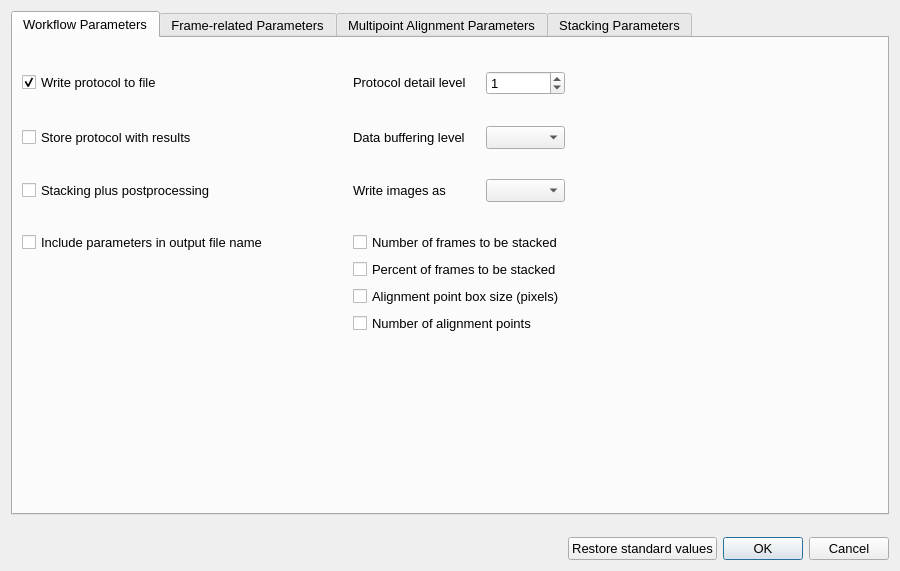
Above: planetary_system_stacker/parameter_configuration.ui from Rolf-Hempel/PlanetarySystemStacker before the change. Below: the same form after it.
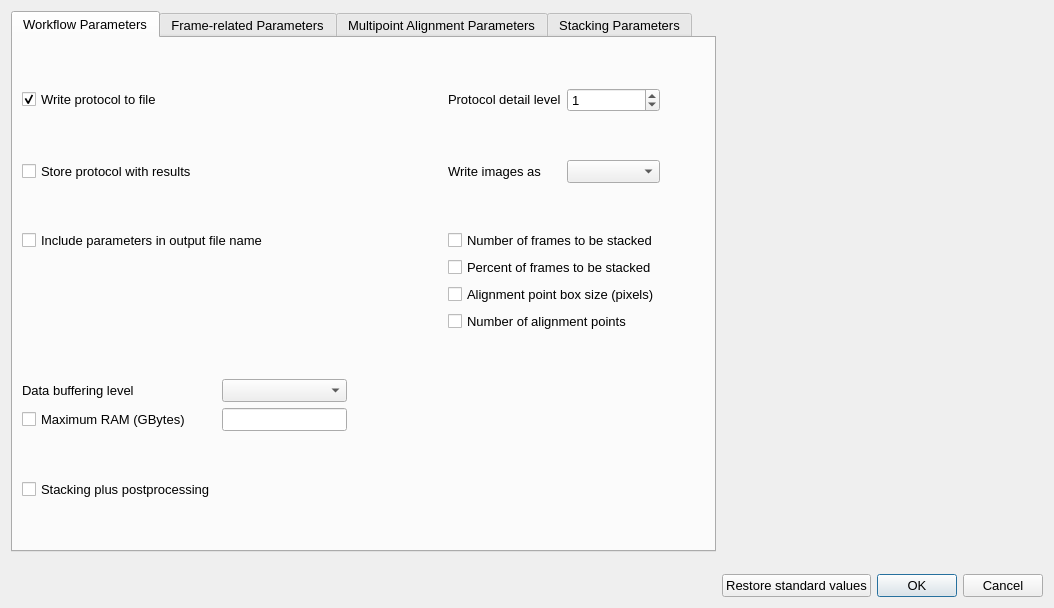
That is the form after the change. The open tabs and pages were chosen to show the change.

Commit message: Configuration GUI changed in Workflow tab

Diff of the .ui file:
```diff
--- a/planetary_system_stacker/parameter_configuration.ui
+++ b/planetary_system_stacker/parameter_configuration.ui
@@ -6,8 +6,8 @@
    <rect>
     <x>0</x>
     <y>0</y>
-    <width>900</width>
-    <height>571</height>
+    <width>1054</width>
+    <height>608</height>
    </rect>
   </property>
   <property name="font">
@@ -22,14 +22,27 @@
    <property name="verticalSpacing">
     <number>22</number>
    </property>
-   <item row="1" column="2" colspan="2">
+   <item row="2" column="0">
+    <spacer name="horizontalSpacer">
+     <property name="orientation">
+      <enum>Qt::Horizontal</enum>
+     </property>
+     <property name="sizeHint" stdset="0">
+      <size>
+       <width>40</width>
+       <height>20</height>
+      </size>
+     </property>
+    </spacer>
+   </item>
+   <item row="2" column="2" colspan="2">
     <widget class="QDialogButtonBox" name="buttonBox">
      <property name="standardButtons">
       <set>QDialogButtonBox::Cancel|QDialogButtonBox::Ok</set>
      </property>
     </widget>
    </item>
-   <item row="1" column="1">
+   <item row="2" column="1">
     <widget class="QPushButton" name="restore_standard_values">
      <property name="toolTip">
       <string>Reset parameters to original values. In most cases they should give satisfactory results.</string>
@@ -39,21 +52,20 @@
      </property>
     </widget>
    </item>
-   <item row="1" column="0">
-    <spacer name="horizontalSpacer">
-     <property name="orientation">
-      <enum>Qt::Horizontal</enum>
-     </property>
-     <property name="sizeHint" stdset="0">
-      <size>
-       <width>40</width>
-       <height>20</height>
-      </size>
-     </property>
-    </spacer>
-   </item>
-   <item row="0" column="0" colspan="4">
+   <item row="0" column="0">
     <widget class="QTabWidget" name="tabWidget">
+     <property name="sizePolicy">
+      <sizepolicy hsizetype="MinimumExpanding" vsizetype="Expanding">
+       <horstretch>0</horstretch>
+       <verstretch>0</verstretch>
+      </sizepolicy>
+     </property>
+     <property name="minimumSize">
+      <size>
+       <width>700</width>
+       <height>0</height>
+      </size>
+     </property>
      <property name="currentIndex">
       <number>1</number>
      </property>
@@ -61,8 +73,21 @@
       <attribute name="title">
        <string>Workflow Parameters</string>
       </attribute>
-      <layout class="QGridLayout" name="gridLayout" rowstretch="1,3,1,3,1,3,1,0,0,0,0,7" columnstretch="3,2,2,1,5">
-       <item row="0" column="0">
+      <layout class="QGridLayout" name="gridLayout" rowstretch="0,0,0,0,0,0,0,0,0,0,0,0,0,0,0,0,0,0,0,0" columnstretch="0,0,0,4,0,0,0,2">
+       <item row="11" column="1">
+        <spacer name="verticalSpacer_18">
+         <property name="orientation">
+          <enum>Qt::Vertical</enum>
+         </property>
+         <property name="sizeHint" stdset="0">
+          <size>
+           <width>20</width>
+           <height>40</height>
+          </size>
+         </property>
+        </spacer>
+       </item>
+       <item row="0" column="1">
         <spacer name="verticalSpacer_12">
          <property name="orientation">
           <enum>Qt::Vertical</enum>
@@ -75,96 +100,21 @@
          </property>
         </spacer>
        </item>
-       <item row="5" column="3">
-        <widget class="QComboBox" name="gpif_comboBox"/>
-       </item>
-       <item row="7" column="2" colspan="2">
+       <item row="7" column="5" colspan="2">
         <widget class="QCheckBox" name="nfs_checkBox">
          <property name="text">
           <string>Number of frames to be stacked</string>
          </property>
         </widget>
        </item>
-       <item row="6" column="0">
-        <spacer name="verticalSpacer_18">
-         <property name="orientation">
-          <enum>Qt::Vertical</enum>
-         </property>
-         <property name="sizeHint" stdset="0">
-          <size>
-           <width>20</width>
-           <height>40</height>
-          </size>
-         </property>
-        </spacer>
-       </item>
-       <item row="11" column="2">
-        <spacer name="verticalSpacer">
-         <property name="orientation">
-          <enum>Qt::Vertical</enum>
-         </property>
-         <property name="sizeHint" stdset="0">
-          <size>
-           <width>20</width>
-           <height>40</height>
-          </size>
-         </property>
-        </spacer>
-       </item>
-       <item row="7" column="0" colspan="2">
-        <widget class="QCheckBox" name="ipfn_checkBox">
-         <property name="toolTip">
-          <string>The user can choose which parameter values are encoded in the name of the stacking output file name.</string>
-         </property>
+       <item row="16" column="1">
+        <widget class="QCheckBox" name="mr_checkBox">
          <property name="text">
-          <string>Include parameters in output file name</string>
+          <string>Maximum RAM (GBytes)</string>
          </property>
         </widget>
        </item>
-       <item row="1" column="0">
-        <widget class="QCheckBox" name="gpwptf_checkBox">
-         <property name="toolTip">
-          <string>Append a protocol of this program execution to the text file &quot;PlanetarySystemStacker.log&quot; in the user's home directory.</string>
-         </property>
-         <property name="text">
-          <string>Write protocol to file</string>
-         </property>
-         <property name="checked">
-          <bool>true</bool>
-         </property>
-        </widget>
-       </item>
-       <item row="10" column="2" colspan="2">
-        <widget class="QCheckBox" name="nap_checkBox">
-         <property name="text">
-          <string>Number of alignment points</string>
-         </property>
-        </widget>
-       </item>
-       <item row="3" column="0">
-        <widget class="QCheckBox" name="gpspwr_checkBox">
-         <property name="toolTip">
-          <string>Check if for each job the corresponding protocol section should be stored along with the stacked image.</string>
-         </property>
-         <property name="text">
-          <string>Store protocol with results</string>
-         </property>
-        </widget>
-       </item>
-       <item row="3" column="4">
-        <spacer name="horizontalSpacer_2">
-         <property name="orientation">
-          <enum>Qt::Horizontal</enum>
-         </property>
-         <property name="sizeHint" stdset="0">
-          <size>
-           <width>40</width>
-           <height>20</height>
-          </size>
-         </property>
-        </spacer>
-       </item>
-       <item row="5" column="0">
+       <item row="18" column="1">
         <widget class="QCheckBox" name="spp_checkBox">
          <property name="toolTip">
           <string>Postprocess the stacked image immediately after stacking,
@@ -175,14 +125,7 @@
          </property>
         </widget>
        </item>
-       <item row="9" column="2" colspan="2">
-        <widget class="QCheckBox" name="apbs_checkBox">
-         <property name="text">
-          <string>Alignment point box size (pixels)</string>
-         </property>
-        </widget>
-       </item>
-       <item row="1" column="3">
+       <item row="1" column="6">
         <widget class="QSpinBox" name="gppl_spinBox">
          <property name="maximum">
           <number>2</number>
@@ -192,14 +135,83 @@
          </property>
         </widget>
        </item>
-       <item row="8" column="2" colspan="2">
+       <item row="8" column="5" colspan="2">
         <widget class="QCheckBox" name="pfs_checkBox">
          <property name="text">
           <string>Percent of frames to be stacked</string>
          </property>
         </widget>
        </item>
-       <item row="4" column="0">
+       <item row="16" column="2">
+        <widget class="QLineEdit" name="mr_lineEdit"/>
+       </item>
+       <item row="3" column="6">
+        <widget class="QComboBox" name="gpif_comboBox"/>
+       </item>
+       <item row="19" column="1">
+        <spacer name="verticalSpacer_20">
+         <property name="orientation">
+          <enum>Qt::Vertical</enum>
+         </property>
+         <property name="sizeHint" stdset="0">
+          <size>
+           <width>20</width>
+           <height>40</height>
+          </size>
+         </property>
+        </spacer>
+       </item>
+       <item row="10" column="5" colspan="2">
+        <widget class="QCheckBox" name="nap_checkBox">
+         <property name="text">
+          <string>Number of alignment points</string>
+         </property>
+        </widget>
+       </item>
+       <item row="3" column="1">
+        <widget class="QCheckBox" name="gpspwr_checkBox">
+         <property name="toolTip">
+          <string>Check if for each job the corresponding protocol section should be stored along with the stacked image.</string>
+         </property>
+         <property name="text">
+          <string>Store protocol with results</string>
+         </property>
+        </widget>
+       </item>
+       <item row="7" column="1" colspan="2">
+        <widget class="QCheckBox" name="ipfn_checkBox">
+         <property name="toolTip">
+          <string>The user can choose which parameter values are encoded in the name of the stacking output file name.</string>
+         </property>
+         <property name="text">
+          <string>Include parameters in output file name</string>
+         </property>
+        </widget>
+       </item>
+       <item row="9" column="5" colspan="2">
+        <widget class="QCheckBox" name="apbs_checkBox">
+         <property name="text">
+          <string>Alignment point box size (pixels)</string>
+         </property>
+        </widget>
+       </item>
+       <item row="17" column="1">
+        <spacer name="verticalSpacer">
+         <property name="orientation">
+          <enum>Qt::Vertical</enum>
+         </property>
+         <property name="sizeHint" stdset="0">
+          <size>
+           <width>20</width>
+           <height>40</height>
+          </size>
+         </property>
+        </spacer>
+       </item>
+       <item row="12" column="2">
+        <widget class="QComboBox" name="gpbl_combobox"/>
+       </item>
+       <item row="4" column="1">
         <spacer name="verticalSpacer_14">
          <property name="orientation">
           <enum>Qt::Vertical</enum>
@@ -212,7 +224,33 @@
          </property>
         </spacer>
        </item>
-       <item row="1" column="2">
+       <item row="2" column="1">
+        <spacer name="verticalSpacer_13">
+         <property name="orientation">
+          <enum>Qt::Vertical</enum>
+         </property>
+         <property name="sizeHint" stdset="0">
+          <size>
+           <width>20</width>
+           <height>40</height>
+          </size>
+         </property>
+        </spacer>
+       </item>
+       <item row="12" column="1">
+        <widget class="QLabel" name="gpbl_label_parameter">
+         <property name="toolTip">
+          <string>Level of data buffering, 0 for no buffering, 4 for buffering all frames and intermediate results.</string>
+         </property>
+         <property name="text">
+          <string>Data buffering level</string>
+         </property>
+         <property name="alignment">
+          <set>Qt::AlignLeading|Qt::AlignLeft|Qt::AlignVCenter</set>
+         </property>
+        </widget>
+       </item>
+       <item row="1" column="5">
         <widget class="QLabel" name="gppl_label_parameter">
          <property name="sizePolicy">
           <sizepolicy hsizetype="Preferred" vsizetype="Fixed">
@@ -231,20 +269,7 @@
          </property>
         </widget>
        </item>
-       <item row="3" column="1">
-        <spacer name="horizontalSpacer_3">
-         <property name="orientation">
-          <enum>Qt::Horizontal</enum>
-         </property>
-         <property name="sizeHint" stdset="0">
-          <size>
-           <width>40</width>
-           <height>20</height>
-          </size>
-         </property>
-        </spacer>
-       </item>
-       <item row="5" column="2">
+       <item row="3" column="5">
         <widget class="QLabel" name="gpif_label_parameter">
          <property name="toolTip">
           <string>Stacked and postprocessed images can be written either in &quot;png&quot;, &quot;tiff&quot; or &quot;fits&quot; format.</string>
@@ -257,34 +282,51 @@
          </property>
         </widget>
        </item>
-       <item row="3" column="2">
-        <widget class="QLabel" name="gpbl_label_parameter">
+       <item row="1" column="1">
+        <widget class="QCheckBox" name="gpwptf_checkBox">
          <property name="toolTip">
           <string>Level of data buffering, 0 for no buffering, 4 for buffering all frames and intermediate results.</string>
          </property>
          <property name="text">
-          <string>Data buffering level</string>
+          <string>Write protocol to file</string>
          </property>
-         <property name="alignment">
-          <set>Qt::AlignLeading|Qt::AlignLeft|Qt::AlignVCenter</set>
+         <property name="checked">
+          <bool>true</bool>
          </property>
         </widget>
        </item>
-       <item row="2" column="0">
-        <spacer name="verticalSpacer_13">
+       <item row="12" column="4" colspan="3">
+        <spacer name="horizontalSpacer_3">
          <property name="orientation">
-          <enum>Qt::Vertical</enum>
+          <enum>Qt::Horizontal</enum>
          </property>
          <property name="sizeHint" stdset="0">
           <size>
-           <width>20</width>
-           <height>40</height>
+           <width>160</width>
+           <height>20</height>
           </size>
          </property>
         </spacer>
        </item>
-       <item row="3" column="3">
-        <widget class="QComboBox" name="gpbl_combobox"/>
+       <item row="1" column="7">
+        <spacer name="horizontalSpacer_2">
+         <property name="orientation">
+          <enum>Qt::Horizontal</enum>
+         </property>
+         <property name="sizeHint" stdset="0">
+          <size>
+           <width>40</width>
+           <height>20</height>
+          </size>
+         </property>
+        </spacer>
+       </item>
+       <item row="16" column="4" colspan="3">
+        <widget class="QLabel" name="mr_label">
+         <property name="text">
+          <string/>
+         </property>
+        </widget>
        </item>
       </layout>
      </widget>
```
Left out of the diff: 4 changed lines with no effect on the pictures. The commit also changes 1 other file.
